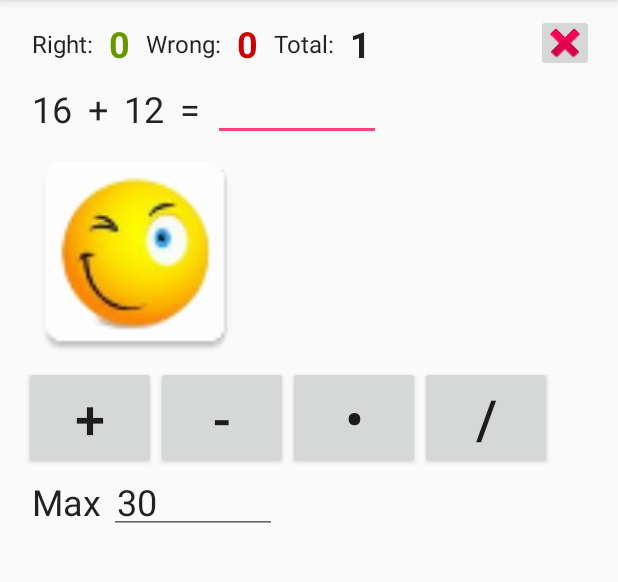
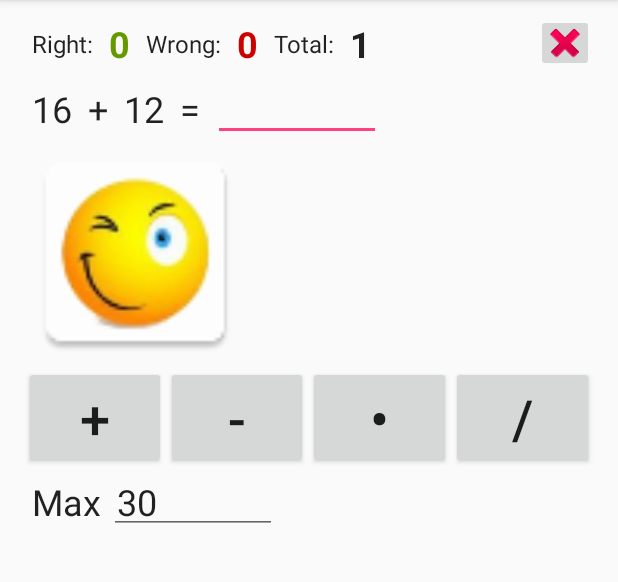
Before and after one commit to vogtp/calctrainer, an Android app: the screen it shows after launch (CalcActivity), on a phone screen of 412 x 824 dp, the part 84-666 px from its top. Run offline under Robolectric (Android 15) with nearby library versions, the phone set to English and light mode, and no system bars.

Commit message:
fix layout

```diff
--- a/app/src/main/res/layout/activity_calc.xml
+++ b/app/src/main/res/layout/activity_calc.xml
@@ -165,31 +165,35 @@
 
                 <Button
                     android:id="@+id/buPlus"
-                    android:layout_width="wrap_content"
+                    android:layout_width="0dp"
                     android:layout_height="wrap_content"
                     android:text="+"
-                    android:textSize="36sp" />
+                    android:textSize="36sp"
+                    android:layout_weight="1" />
 
                 <Button
                     android:id="@+id/buMinux"
-                    android:layout_width="wrap_content"
+                    android:layout_width="0dp"
                     android:layout_height="wrap_content"
                     android:text="-"
-                    android:textSize="36sp" />
+                    android:textSize="36sp"
+                    android:layout_weight="1" />
 
                 <Button
                     android:id="@+id/buMultiply"
-                    android:layout_width="wrap_content"
+                    android:layout_width="0dp"
                     android:layout_height="wrap_content"
                     android:text="\u2022"
-                    android:textSize="36sp" />
+                    android:textSize="36sp"
+                    android:layout_weight="1" />
 
                 <Button
                     android:id="@+id/buDivison"
-                    android:layout_width="wrap_content"
+                    android:layout_width="0dp"
                     android:layout_height="wrap_content"
                     android:text="/"
-                    android:textSize="36sp" />
+                    android:textSize="36sp"
+                    android:layout_weight="1" />
             </LinearLayout>
 
             <LinearLayout
```
